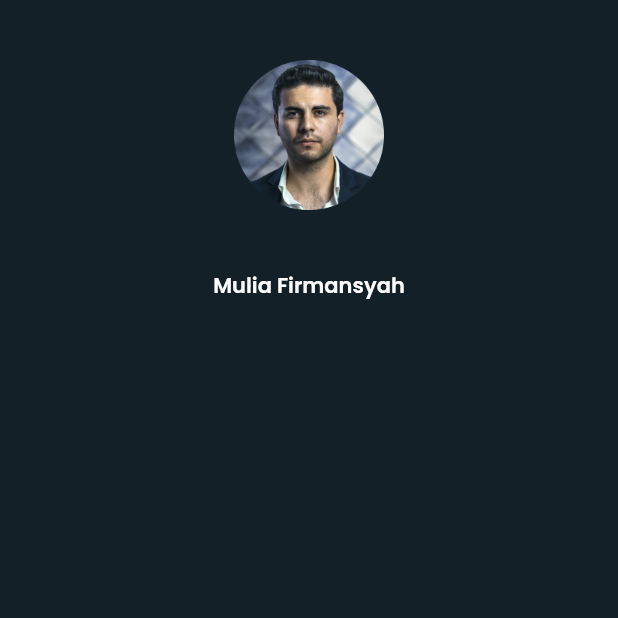
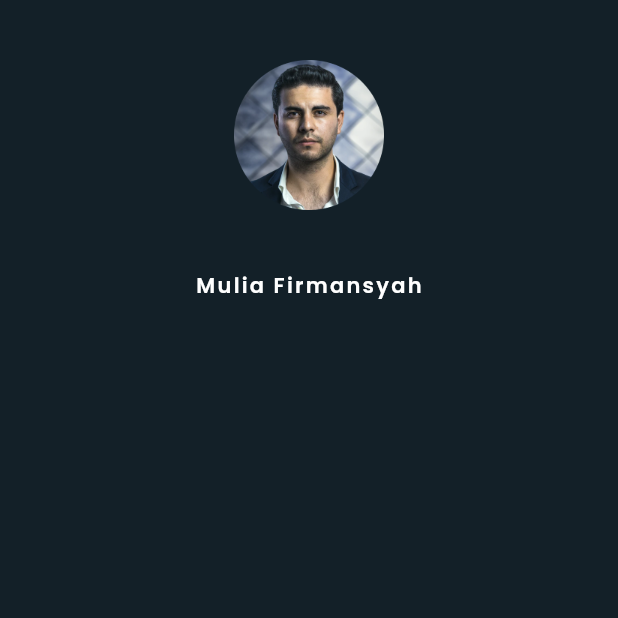
Before and after one commit to Mesail-Creative-Hub/mchub-team, a Flutter app: the screen it shows after launch, on a phone screen of 412 x 824 dp, the top half of it. Run offline on Flutter 3.47's test engine with Material 2 defaults, Android fonts, the phone set to English and light mode, and no system bars.

Commit message:
menambah property letter spacing pada fungsi textstyle

```diff
--- a/lib/pages/member_profile.dart
+++ b/lib/pages/member_profile.dart
@@ -17,7 +17,7 @@ class MemberProfile extends StatelessWidget {
             SizedBox(height: 40,),
             Text(
                 'Mulia Firmansyah',
-                style: textStyle(whiteColor, textSm, textBold)
+                style: textStyle(whiteColor, textSm, textBold, 1.5)
             )
 
           ],
--- a/lib/theme.dart
+++ b/lib/theme.dart
@@ -16,10 +16,11 @@ double textMd = 16;
 double textSm = 14;
 
 // Bold Font
-TextStyle textStyle (Color clr, double fs, FontWeight fw ) {
+TextStyle textStyle (Color clr, double fs, FontWeight fw, [double spacing = .5] ) {
   return TextStyle(
     fontSize: fs,
       fontWeight: fw,
-      color: clr
+      color: clr,
+    letterSpacing: spacing
   );
 }
```
